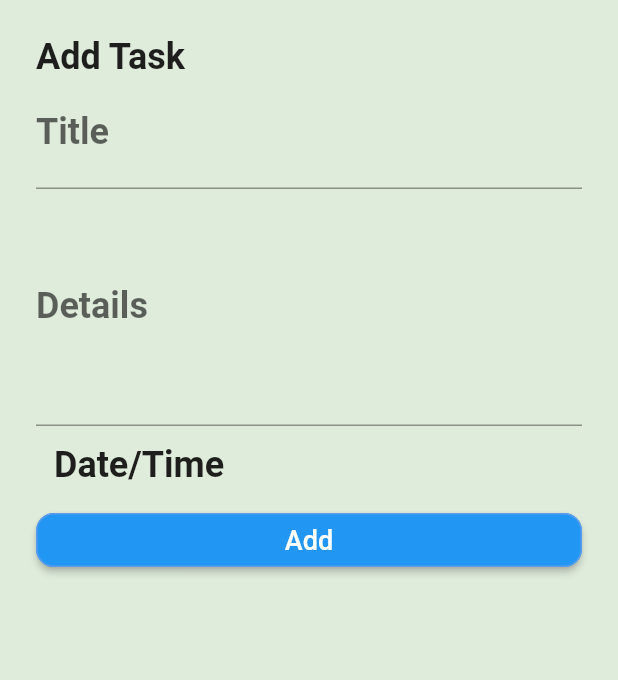
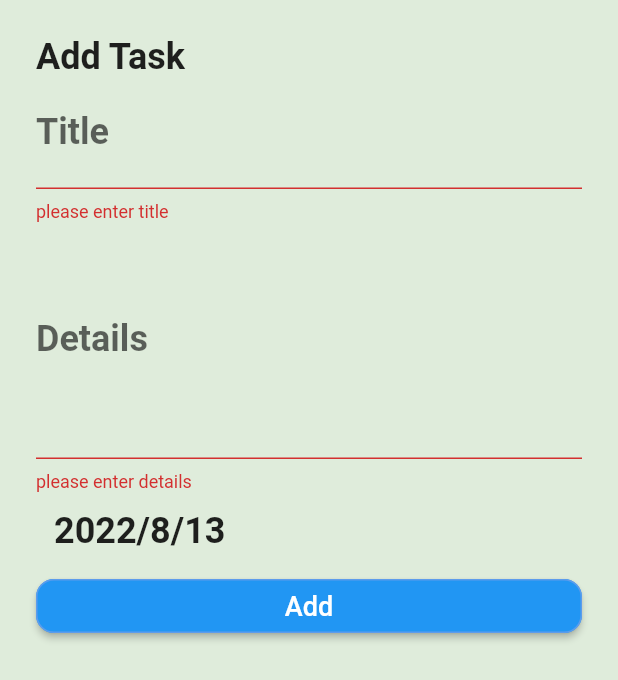
Before and after one commit to mohamednabiltraining/todo-c6-sat, a Flutter app: the AddTaskBottomSheet widget shown alone on an empty page, opened directly, after a tap on "Add", on a phone screen of 412 x 824 dp. Shown: the top 680 px of the screen. Run offline on Flutter 3.47's test engine with Material 2 defaults, Android fonts, the phone set to English and light mode, and no system bars; our stand-ins replace calendar_timeline, cloud_firestore, firebase_core, flutter_slidable; accounts and stored records are empty.

Commit message:
added firestore configs finished add task retrieved tasks from firestore

```diff
--- a/lib/home/add_task_bottom_sheet.dart
+++ b/lib/home/add_task_bottom_sheet.dart
@@ -1,33 +1,65 @@
 import 'package:flutter/material.dart';
+import 'package:todo_c6_sat/dialoge_utils.dart';
+import 'package:todo_c6_sat/my_database.dart';
+import 'package:todo_c6_sat/task.dart';
 
-class AddTaskBottomSheet extends StatelessWidget {
+class AddTaskBottomSheet extends StatefulWidget {
 
   @override
+  State<AddTaskBottomSheet> createState() => _AddTaskBottomSheetState();
+}
+
+class _AddTaskBottomSheetState extends State<AddTaskBottomSheet> {
+  var formKey = GlobalKey<FormState>();
+  @override
   Widget build(BuildContext context) {
-    return Container(
+    return SingleChildScrollView(
+      child: Container(
         padding: EdgeInsets.all(24),
         child: Form(
+          key: formKey,
           child: Column(
             crossAxisAlignment: CrossAxisAlignment.stretch,
             children: [
               Text('Add Task'),
               TextFormField(
+                controller: titleController,
+                validator: (currentText){
+                  if(currentText==null||currentText.trim().isEmpty){
+                    return 'please enter title';
+                  }
+                  return null;
+                },
                 decoration: InputDecoration(
                   labelText: 'Title',
                 ),
               ),
               TextFormField(
+                controller: descController,
+                validator: (text){
+                  if(text==null||text.isEmpty){
+                    return 'please enter details';
+                  }
+                  return null;
+                },
                 minLines: 4,
                 maxLines: 4,
                 decoration: InputDecoration(
                   labelText: 'Details',
                 ),
               ),
-            Container(
+              InkWell(
+                onTap: (){
+                  showDatePickerDialog();
+                },
+                child: Container(
                     padding: EdgeInsets.all(12),
-                child: Text('Date/Time',
+                    // how to format datetime in dart -> intl
+                    //"yyyy/MM/dd"
+                    child: Text('${selectedDate.year}/${selectedDate.month}/${selectedDate.day}',
                     style: Theme.of(context).textTheme.bodyMedium,
                     )),
+              ),
               ElevatedButton(
                   style:ButtonStyle(
                       shape: MaterialStateProperty.all<RoundedRectangleBorder>(
@@ -38,13 +70,56 @@ class AddTaskBottomSheet extends StatelessWidget {
                       )
                   ),
                   onPressed: (){
-
+                    validateForm();
               }, child:Text('Add',style: TextStyle(
                 fontSize: 18
               ),) )
             ],
           ),
         ),
+      ),
     );
   }
+  void validateForm()async{
+    if(formKey.currentState?.validate()==true){
+      // title, desc,date
+      String title = titleController.text;
+      String desc = descController.text;
+      var newTask = Task(title: title,
+          dateTime: selectedDate,
+          content: desc,
+          isDone: false);
+
+      showLoading(context,'Loading...',isCancelable: false);
+      MyDataBase.addTask(newTask)
+      .then((value) {
+        hideLoading(context);
+        showMessage(context, 'task added successfully',
+        posActionName: 'ok',posActionCallBack: (){
+          Navigator.pop(context);
+            });
+//        Navigator.pop(context);
+      }).onError((error, stackTrace) {
+        hideLoading(context);
+        showMessage(context, error.toString());
+      }).timeout(Duration(seconds: 3),onTimeout:() {
+        hideLoading(context);
+        showMessage(context, 'Error connecting to server,'
+            'please try again',posActionName: 'ok');
+      },);
     }
+  }
+  var titleController = TextEditingController();
+  var descController = TextEditingController();
+  DateTime selectedDate = DateTime.now();
+  void showDatePickerDialog()async{
+    DateTime? dateTime = await showDatePicker(context: context,
+        initialDate: selectedDate,
+        firstDate: DateTime.now(),
+        lastDate: DateTime.now().add(Duration(days: 365)));
+    if(dateTime!=null){
+      selectedDate = dateTime;
+      setState(() {});
+    }
+  }
+}
--- a/lib/home/tasks_list/task_widget.dart
+++ b/lib/home/tasks_list/task_widget.dart
@@ -1,8 +1,10 @@
 import 'package:flutter/material.dart';
 import 'package:flutter_slidable/flutter_slidable.dart';
+import 'package:todo_c6_sat/task.dart';
 
 class TaskWidget extends StatelessWidget {
-
+  Task task;
+  TaskWidget(this.task);
   @override
   Widget build(BuildContext context) {
     return Slidable(
@@ -48,14 +50,13 @@ class TaskWidget extends StatelessWidget {
                 mainAxisAlignment: MainAxisAlignment.center,
                 crossAxisAlignment: CrossAxisAlignment.start,
                 children: [
-                  Text('this is Title',style: Theme.of(context).textTheme.titleMedium,
+                  Text('${task.title}',style: Theme.of(context).textTheme.titleMedium,
                   textAlign: TextAlign.start,
                   ),
                   SizedBox(height:8,),
                   Row(
                     children: [
-                      Icon(Icons.access_time),
-                      Text('12:30 Am',style: Theme.of(context).textTheme.bodySmall,)
+                      Text(task.content??"",style: Theme.of(context).textTheme.bodySmall,)
                     ],
                   )
                 ],
--- a/lib/task.dart
+++ b/lib/task.dart
@@ -0,0 +1,27 @@
+class Task{
+  static const String collectionName = 'task';
+  String? id;
+  String? title;
+  String? content;
+  DateTime? dateTime;
+  bool? isDone;
+  Task({this.id,this.title,this.content,this.dateTime,this.isDone});
+
+  Task.fromFireStore(Map<String,dynamic> data):
+      this(
+        id: data['id'],
+        title: data['title'],
+        content: data['content'],
+        dateTime: DateTime.fromMillisecondsSinceEpoch(data['dateTime']),
+        isDone: data['isDone']
+      );
+  Map<String,dynamic> toFireStore(){
+    return {
+      'id' :id,
+      'title':title,
+      'content':content,
+      'isDone':isDone,
+      'dateTime':dateTime?.millisecondsSinceEpoch
+    };
+  }
+}
--- a/pubspec.yaml
+++ b/pubspec.yaml
@@ -38,6 +38,8 @@ dependencies:
   # The following adds the Cupertino Icons font to your application.
   # Use with the CupertinoIcons class for iOS style icons.
   cupertino_icons: ^1.0.2
+  firebase_core: ^1.20.1
+  cloud_firestore: ^3.4.4
 
 dev_dependencies:
   flutter_test:
```
Also changed, not shown: lib/dialoge_utils.dart (added, +62 -0 lines), lib/home/tasks_list/tasks_list.dart (+21 -5 lines), lib/main.dart (+7 -1 lines), lib/my_database.dart (added, +26 -0 lines), lib/firebase_options.dart (added), pubspec.lock, 9 other files. Lines whose indentation alone changed are shown as unchanged.
